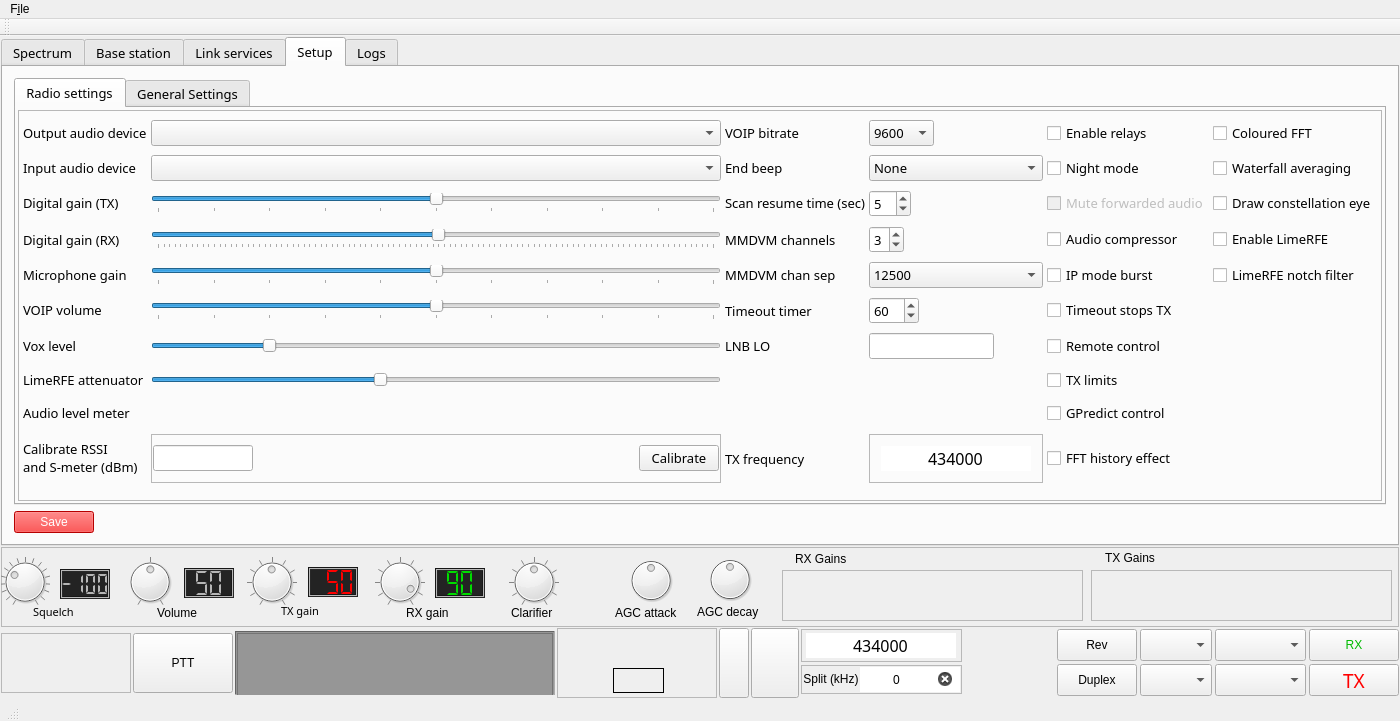
First picture: the form in src/mainwindow.ui, repository qradiolink/qradiolink, before the edit.
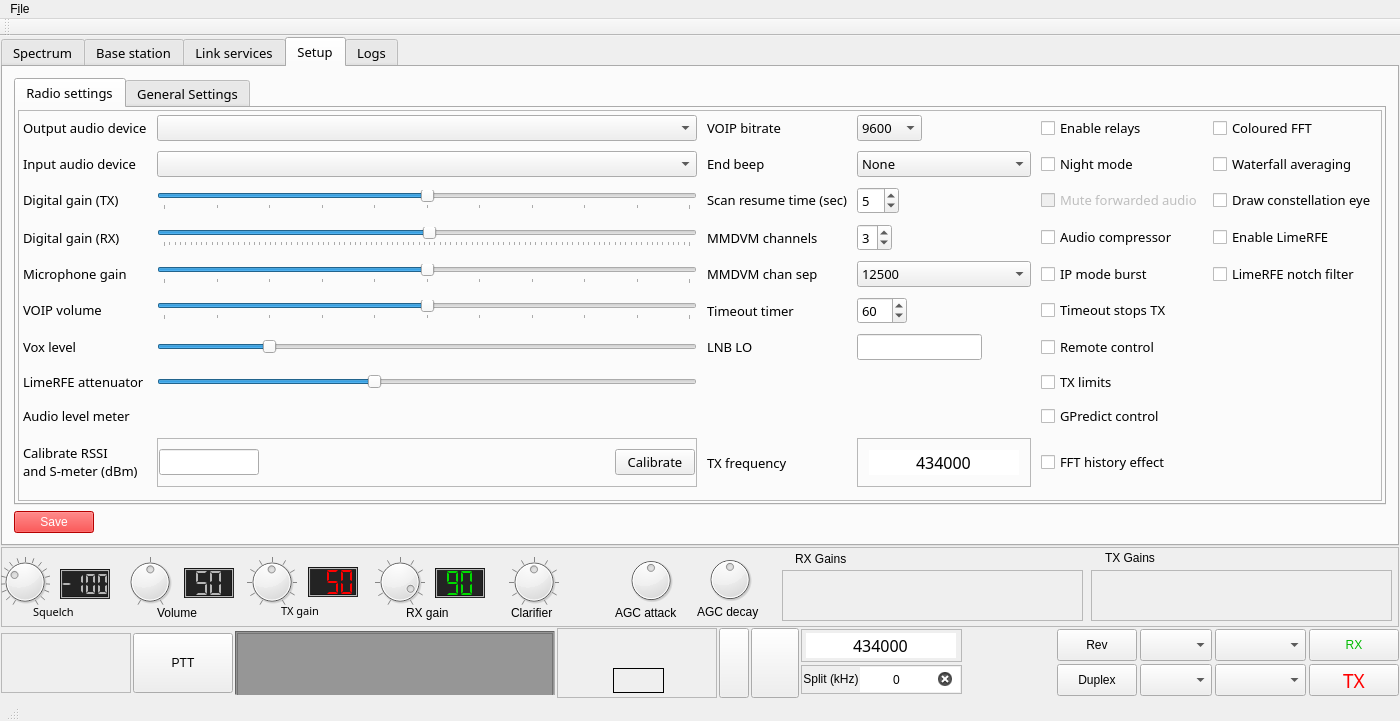
Second picture: the form after the edit. The open tabs and pages were chosen to show the change. Icons and pictures are not drawn. Custom widgets are drawn as their Qt base class.

The edit to the form file:
```diff
--- a/src/mainwindow.ui
+++ b/src/mainwindow.ui
@@ -2884,7 +2884,7 @@
                   <number>4</number>
                  </property>
                  <property name="spacing">
-                  <number>4</number>
+                  <number>10</number>
                  </property>
                  <item row="14" column="4">
                   <widget class="QCheckBox" name="fftHistoryCheckBox">
```
Left out of the diff: 4 changed lines with no effect on the pictures.
